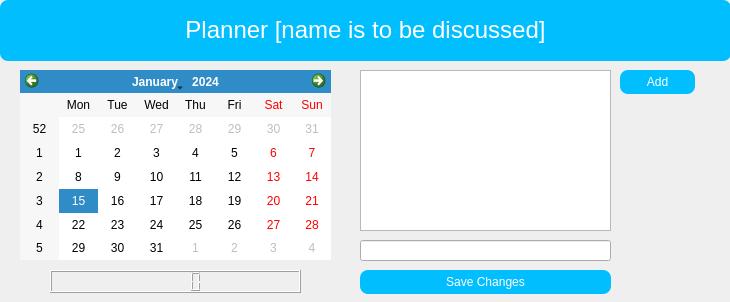
Qt form main.ui (KennBe/S.E-project) before a commit.
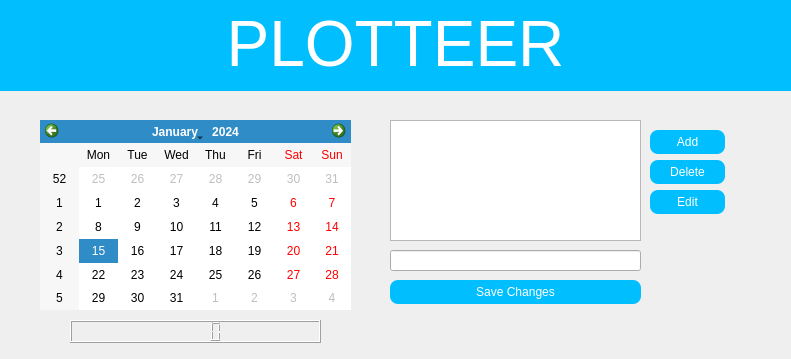
The same form after that commit. The open tabs and pages were chosen to show the change.

```diff
--- a/main.ui
+++ b/main.ui
@@ -6,8 +6,8 @@
    <rect>
     <x>0</x>
     <y>0</y>
-    <width>730</width>
-    <height>302</height>
+    <width>791</width>
+    <height>359</height>
    </rect>
   </property>
   <property name="windowTitle">
@@ -19,10 +19,10 @@
   <widget class="QLabel" name="label">
    <property name="geometry">
     <rect>
-     <x>0</x>
+     <x>-10</x>
      <y>0</y>
-     <width>731</width>
-     <height>61</height>
+     <width>811</width>
+     <height>91</height>
     </rect>
    </property>
    <property name="styleSheet">
@@ -32,14 +32,14 @@
 </string>
    </property>
    <property name="text">
-    <string>&lt;html&gt;&lt;head/&gt;&lt;body&gt;&lt;p align=&quot;center&quot;&gt;&lt;span style=&quot; font-size:18pt;&quot;&gt;Planner [name is to be discussed]&lt;/span&gt;&lt;/p&gt;&lt;/body&gt;&lt;/html&gt;</string>
+    <string>&lt;html&gt;&lt;head/&gt;&lt;body&gt;&lt;p align=&quot;center&quot;&gt;&lt;span style=&quot; font-size:48pt;&quot;&gt;PLOTTEER&lt;/span&gt;&lt;/p&gt;&lt;/body&gt;&lt;/html&gt;</string>
    </property>
   </widget>
   <widget class="QCalendarWidget" name="calendarWidget">
    <property name="geometry">
     <rect>
-     <x>20</x>
-     <y>70</y>
+     <x>40</x>
+     <y>120</y>
      <width>311</width>
      <height>190</height>
     </rect>
@@ -48,10 +48,10 @@
   <widget class="QStackedWidget" name="stackedWidget">
    <property name="geometry">
     <rect>
-     <x>330</x>
-     <y>60</y>
+     <x>360</x>
+     <y>100</y>
      <width>381</width>
-     <height>271</height>
+     <height>291</height>
     </rect>
    </property>
    <property name="currentIndex">
@@ -140,9 +140,9 @@
      <property name="geometry">
       <rect>
        <x>30</x>
-       <y>10</y>
+       <y>20</y>
        <width>251</width>
-       <height>161</height>
+       <height>121</height>
       </rect>
      </property>
     </widget>
@@ -150,7 +150,7 @@
      <property name="geometry">
       <rect>
        <x>290</x>
-       <y>10</y>
+       <y>30</y>
        <width>75</width>
        <height>24</height>
       </rect>
@@ -168,7 +168,7 @@
      <property name="geometry">
       <rect>
        <x>30</x>
-       <y>180</y>
+       <y>150</y>
        <width>251</width>
        <height>21</height>
       </rect>
@@ -181,7 +181,7 @@
      <property name="geometry">
       <rect>
        <x>30</x>
-       <y>210</y>
+       <y>180</y>
        <width>251</width>
        <height>24</height>
       </rect>
@@ -195,6 +195,42 @@
       <string>Save Changes</string>
      </property>
     </widget>
+    <widget class="QPushButton" name="deleteBtn">
+     <property name="geometry">
+      <rect>
+       <x>290</x>
+       <y>60</y>
+       <width>75</width>
+       <height>24</height>
+      </rect>
+     </property>
+     <property name="styleSheet">
+      <string notr="true">background : #01BFFF;
+border-radius : 8px;
+color:white;</string>
+     </property>
+     <property name="text">
+      <string>Delete</string>
+     </property>
+    </widget>
+    <widget class="QPushButton" name="editBtn">
+     <property name="geometry">
+      <rect>
+       <x>290</x>
+       <y>90</y>
+       <width>75</width>
+       <height>24</height>
+      </rect>
+     </property>
+     <property name="styleSheet">
+      <string notr="true">background : #01BFFF;
+border-radius : 8px;
+color:white;</string>
+     </property>
+     <property name="text">
+      <string>Edit</string>
+     </property>
+    </widget>
    </widget>
    <widget class="QWidget" name="NotesPage">
     <widget class="QListWidget" name="noteItemList">
@@ -327,8 +363,8 @@
   <widget class="QLCDNumber" name="lcdNumber">
    <property name="geometry">
     <rect>
-     <x>50</x>
-     <y>270</y>
+     <x>70</x>
+     <y>320</y>
      <width>251</width>
      <height>23</height>
     </rect>
```
Left out of the diff: 73 changed lines with no effect on the pictures.
